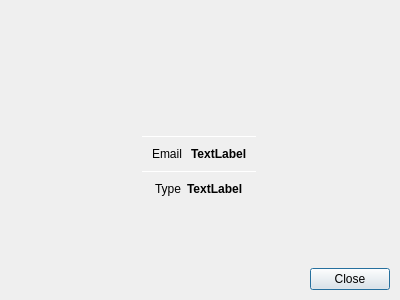
Above: BlockSettleUILib/CelerAccountInfoDialog.ui from BlockSettle/terminal before the change. Below: the same form after it.
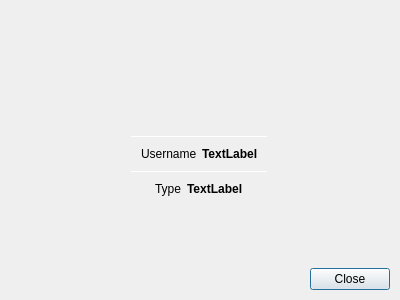
That is the form after the change. Icons and pictures are not drawn.

Commit message: Change label in account info dialog from Email -> Username

The edit to the form file:
```diff
--- a/BlockSettleUILib/CelerAccountInfoDialog.ui
+++ b/BlockSettleUILib/CelerAccountInfoDialog.ui
@@ -155,7 +155,7 @@
             </size>
            </property>
            <property name="text">
-            <string>Email </string>
+            <string>Username</string>
            </property>
           </widget>
          </item>
```
Left out of the diff: 1 changed line with no effect on the pictures.
